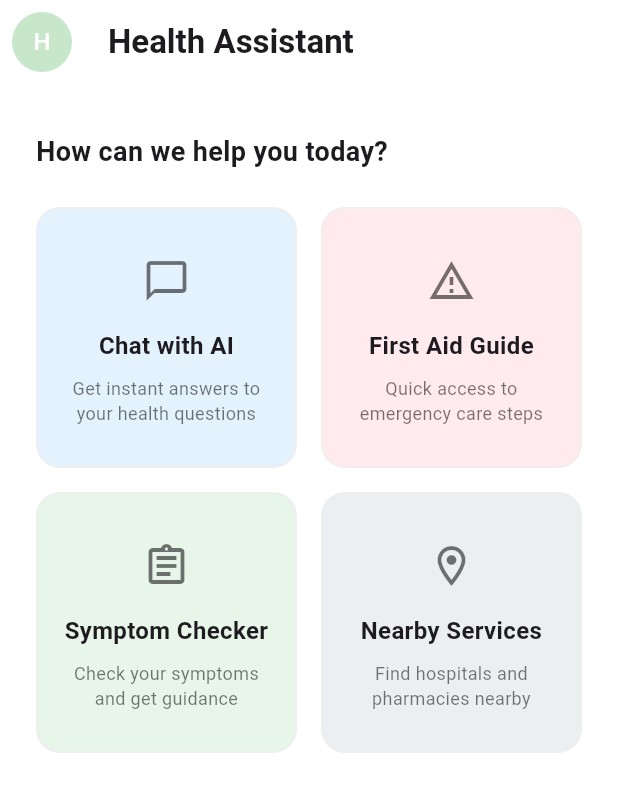
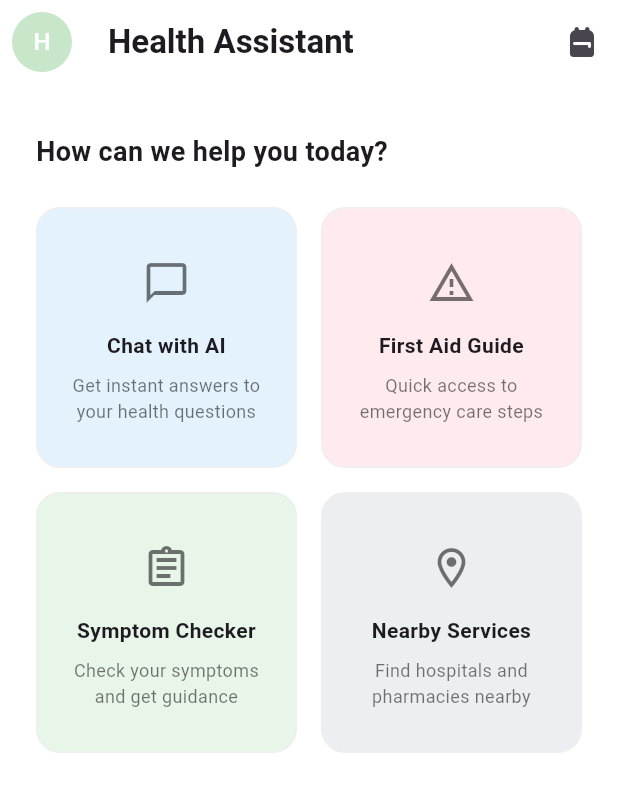
Before and after one commit to ASEGIDADANE/ai-health-assistant-app, a Flutter app: the homeScreen screen opened directly, on a phone screen of 412 x 824 dp. Shown: the top 792 px of the screen. Run offline on Flutter 3.47's test engine with Material 3 defaults, Android fonts, the phone set to English and light mode, and no system bars; our stand-ins replace device_preview, geolocator, google_maps_flutter, jwt_decoder, shared_preferences; accounts and stored records are empty.

Commit message:
updated home screen and profile screen

```diff
--- a/frontend/lib/views/Profile_home_screen.dart
+++ b/frontend/lib/views/Profile_home_screen.dart
@@ -93,7 +93,7 @@ class ProfileHomeScreen extends StatelessWidget {
                   //   const SnackBar(
                   //       content: Text('General Chat Tapped (Not Implemented)')),
                   // );
-                  AppNavigator.push(context, const GeneralChatWithAi());
+                  AppNavigator.push(context, const homeScreen());
                   // AppNavigator.push(context, );
                 },
               ),
--- a/frontend/lib/views/homeScreen.dart
+++ b/frontend/lib/views/homeScreen.dart
@@ -1,4 +1,5 @@
 import 'package:flutter/material.dart';
+import 'package:frontend/views/Profile_home_screen.dart';
 import 'package:frontend/views/chat_with_ai_page.dart';
 import 'package:frontend/views/first_aid_guidScreen.dart';
 import 'package:frontend/views/nearby_page.dart';
@@ -24,6 +25,22 @@ class homeScreen extends StatelessWidget {
           'Health Assistant',
           style: TextStyle(fontWeight: FontWeight.bold),
         ),
+        // give me eixt text and when click navigate to other page
+        actions: [
+          IconButton(
+            icon: const Icon(Icons.backpack_rounded),
+            onPressed: () {
+              // Navigate to notifications page
+              Navigator.push(
+                context,
+                MaterialPageRoute(
+                  builder: (_) => ProfileHomeScreen(),
+                ),
+              );
+            },
+          ),
+
+        ],
         backgroundColor: Colors.white,
         elevation: 0,
         centerTitle: false,
@@ -149,7 +166,7 @@ class _HomeCard extends StatelessWidget {
             Text(
               textAlign: TextAlign.center,
               title,
-              style: const TextStyle(fontWeight: FontWeight.bold, fontSize: 16),
+              style: const TextStyle(fontWeight: FontWeight.bold, fontSize: 14),
             ),
             const SizedBox(height: 8),
             Text(
```
